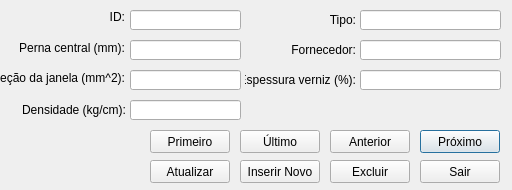
KyryIx/Helena, file windows/windowlamina.ui: the form before one commit.
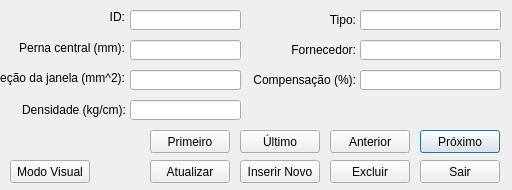
The form after the commit. Icons and pictures are not drawn.

Commit message: Correcoes em componentes, inclusao de botao na janela de laminas e criacao de uma janela para inclusao de modo visual de lamina

```diff
--- a/windows/windowlamina.ui
+++ b/windows/windowlamina.ui
@@ -256,7 +256,7 @@
     </rect>
    </property>
    <property name="text">
-    <string>Espessura verniz (%):</string>
+    <string>Compensação (%):</string>
    </property>
    <property name="alignment">
     <set>Qt::AlignRight|Qt::AlignTrailing|Qt::AlignVCenter</set>
@@ -330,6 +330,19 @@
     <string>Último</string>
    </property>
   </widget>
+  <widget class="QPushButton" name="pushButton_visualMode">
+   <property name="geometry">
+    <rect>
+     <x>10</x>
+     <y>160</y>
+     <width>80</width>
+     <height>23</height>
+    </rect>
+   </property>
+   <property name="text">
+    <string>Modo Visual</string>
+   </property>
+  </widget>
  </widget>
  <tabstops>
   <tabstop>lineEdit_id</tabstop>
```
Left out of the diff: 6 changed lines with no effect on the pictures. The commit also changes 16 other files.
